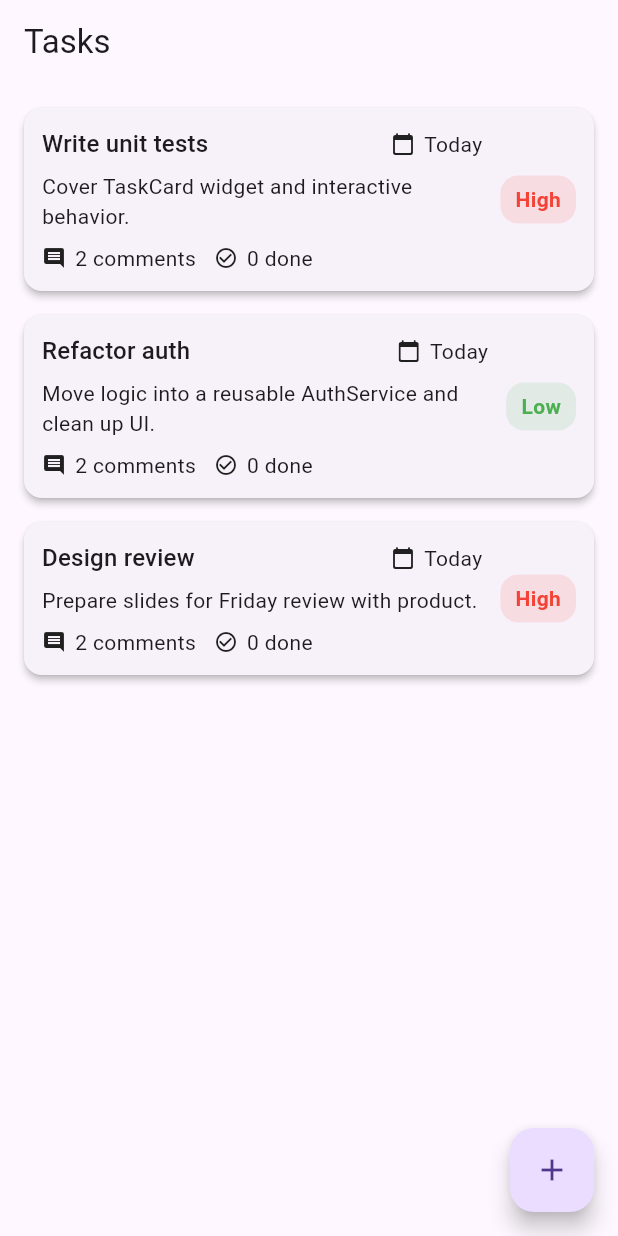
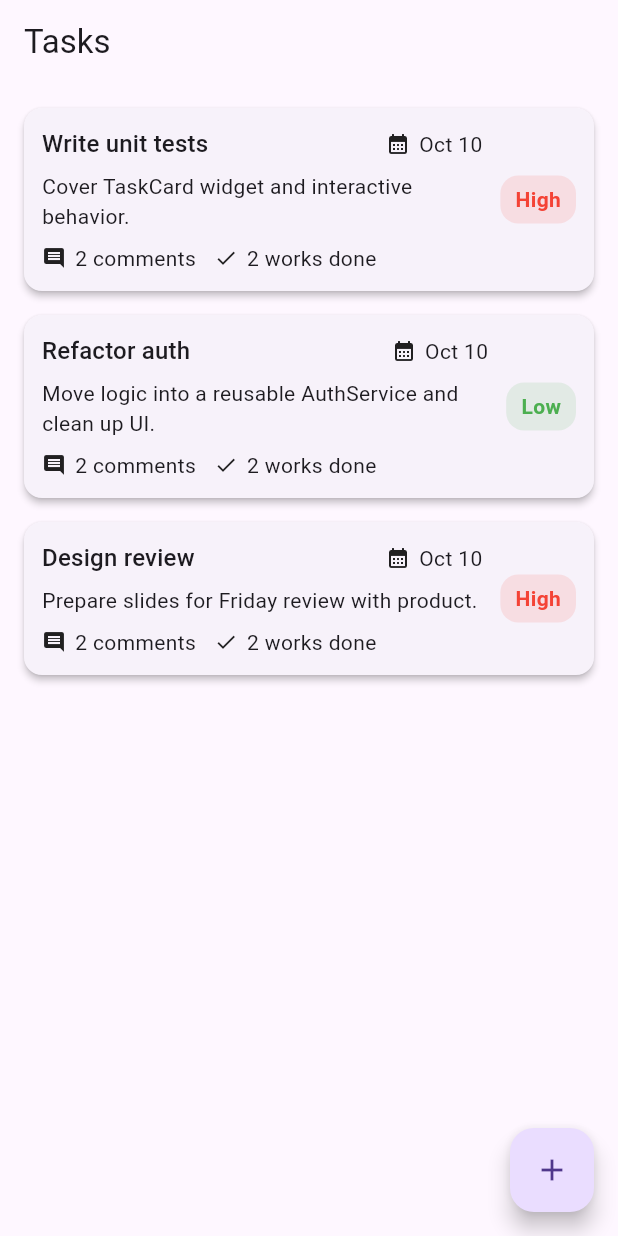
Before and after one commit to Jurma-GD/AppDev, a Flutter app: the screen it shows after launch, on a phone screen of 412 x 824 dp. Run offline on Flutter 3.47's test engine with Material 3 defaults, Android fonts, the phone set to English and light mode, and no system bars.

Commit message:
A: personalized IconLabel

```diff
--- a/lib/main.dart
+++ b/lib/main.dart
@@ -125,7 +125,7 @@ class TaskCard extends StatelessWidget {
                     Expanded(child: Text(title, style:
 Theme.of(context).textTheme.titleMedium)),
                     // small hint to show composition: IconLabel can be reused elsewhere
-                    IconLabel(icon: Icons.calendar_today_rounded, label: 'Today'),
+                    IconLabel(icon: Icons.calendar_month, label: 'Oct 10'),
                   ],
                 ),
                 const SizedBox(height: 6),
@@ -134,7 +134,7 @@ Theme.of(context).textTheme.titleMedium)),
                 Row(children: [
                   IconLabel(icon: Icons.comment, label: '2 comments'),
                   const SizedBox(width: 12),
-                  IconLabel(icon: Icons.check_circle_outline, label: '0 done'),
+                  IconLabel(icon: Icons.done, label: '2 works done'),
                 ]),
               ]),
             ),
```
